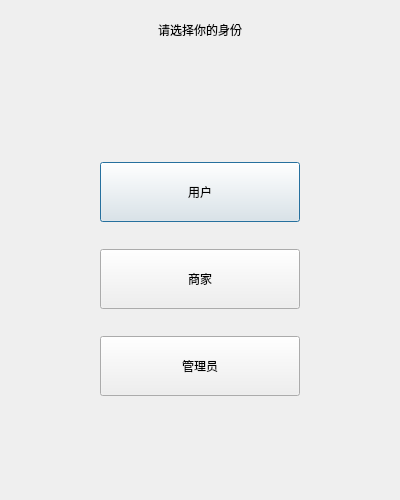
First picture: the form in client/begindialog.ui, repository KBchulan/HungerYet, before the edit.
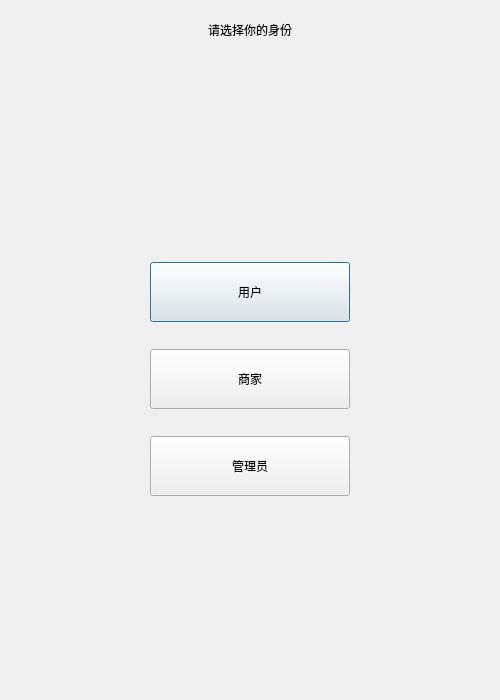
Second picture: the form after the edit.

Patch:
```diff
--- a/client/begindialog.ui
+++ b/client/begindialog.ui
@@ -6,10 +6,22 @@
    <rect>
     <x>0</x>
     <y>0</y>
-    <width>400</width>
-    <height>500</height>
+    <width>500</width>
+    <height>700</height>
    </rect>
   </property>
+  <property name="minimumSize">
+   <size>
+    <width>500</width>
+    <height>700</height>
+   </size>
+  </property>
+  <property name="maximumSize">
+   <size>
+    <width>500</width>
+    <height>700</height>
+   </size>
+  </property>
   <property name="windowTitle">
    <string>请选择你的身份</string>
   </property>
```
